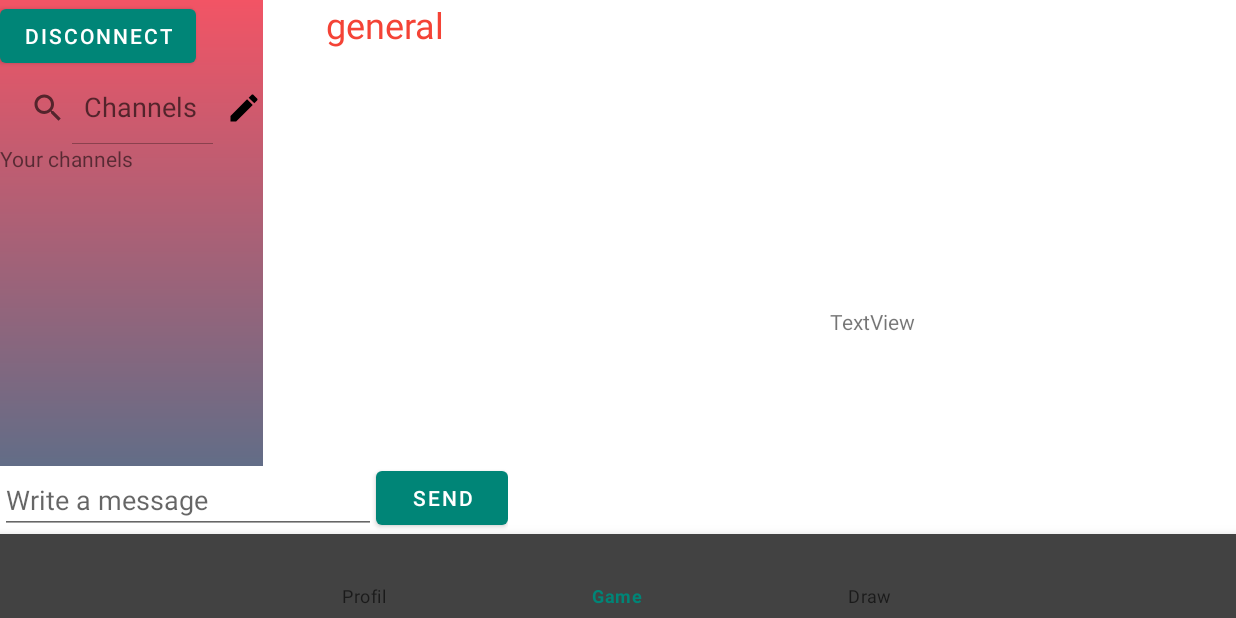
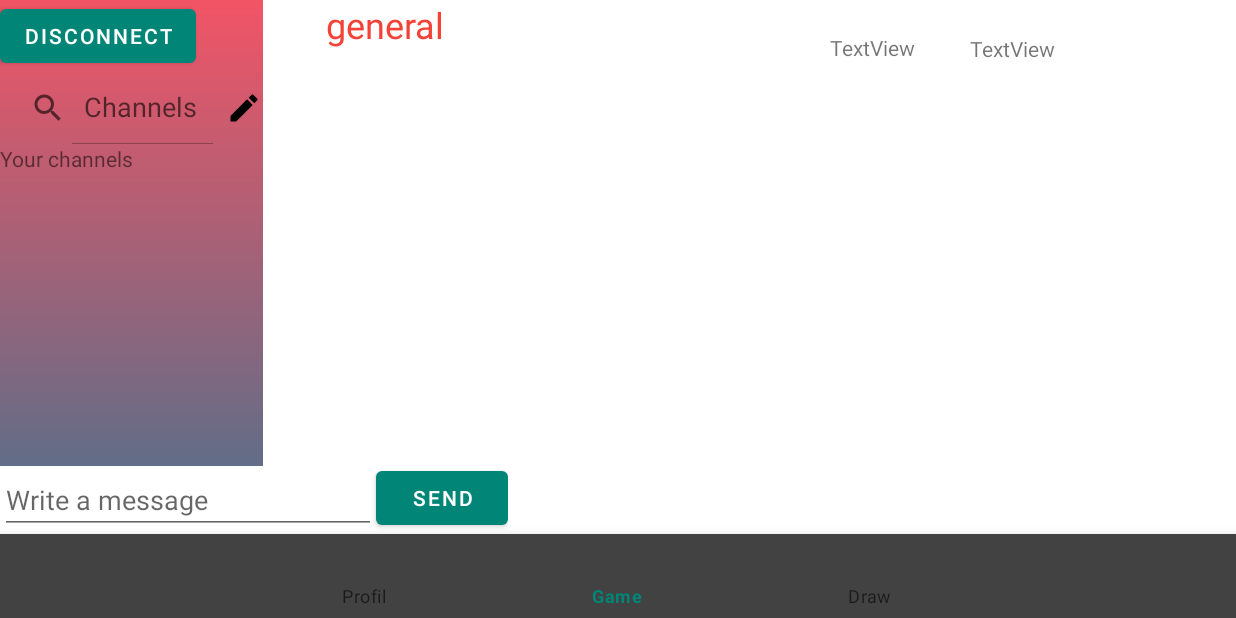
Before and after one commit to thien-ng/LOG3900, an Android app: the fragment GameplayMenuFragment placed in its activity, on a phone screen of 824 x 412 dp (held sideways). Run offline under Robolectric (Android 15) with nearby library versions, the phone set to English and light mode, and no system bars; our stand-ins replace RxJava, Volley; libraries missing offline, so code that uses them is left out: com.xwray.groupie, io.socket.client; network calls fail; 14 statements that could not run were skipped.

Commit message:
D: update mobile ui to display object

```diff
--- a/android_app/app/src/main/java/com/example/client_leger/Fragments/GameplayMenuFragment.kt
+++ b/android_app/app/src/main/java/com/example/client_leger/Fragments/GameplayMenuFragment.kt
@@ -37,9 +37,10 @@ class GameplayMenuFragment: Fragment() {
 
         drawerSub = Communication.getDrawerUpdateListener().subscribe{res ->
             activity!!.runOnUiThread {
-                if (res.getString("username") == username)
+                if (res.getString("username") == username) {
                     v.role.setText("drawer")
-                else
+                    v.item.setText(res.getString("object"))
+                } else
                     v.role.setText("guesser")
             }
         }
--- a/android_app/app/src/main/res/layout/fragment_gameplay_menu.xml
+++ b/android_app/app/src/main/res/layout/fragment_gameplay_menu.xml
@@ -9,9 +9,22 @@
             android:id="@+id/timer"
             android:layout_width="137dp"
             android:layout_height="72dp"
+            android:layout_marginTop="16dp"
+            app:layout_constraintEnd_toEndOf="parent"
+            app:layout_constraintHorizontal_bias="0.196"
+            app:layout_constraintStart_toStartOf="parent"
+            app:layout_constraintTop_toTopOf="parent" />
+
+    <TextView
+            android:id="@+id/item"
+            android:layout_width="wrap_content"
+            android:layout_height="wrap_content"
+            android:text="TextView"
+            app:layout_constraintBottom_toBottomOf="parent"
             app:layout_constraintEnd_toEndOf="parent"
             app:layout_constraintStart_toStartOf="parent"
-            app:layout_constraintTop_toTopOf="parent" />
+            app:layout_constraintTop_toTopOf="parent"
+            app:layout_constraintVertical_bias="0.066" />
 
     <TextView
             android:id="@+id/role"
@@ -20,6 +33,8 @@
             android:text="TextView"
             app:layout_constraintBottom_toBottomOf="parent"
             app:layout_constraintEnd_toEndOf="parent"
+            app:layout_constraintHorizontal_bias="0.719"
             app:layout_constraintStart_toStartOf="parent"
-            app:layout_constraintTop_toBottomOf="@+id/timer" />
+            app:layout_constraintTop_toTopOf="parent"
+            app:layout_constraintVertical_bias="0.068" />
 </android.support.constraint.ConstraintLayout>
```
Also changed, not shown: 1 other file.
